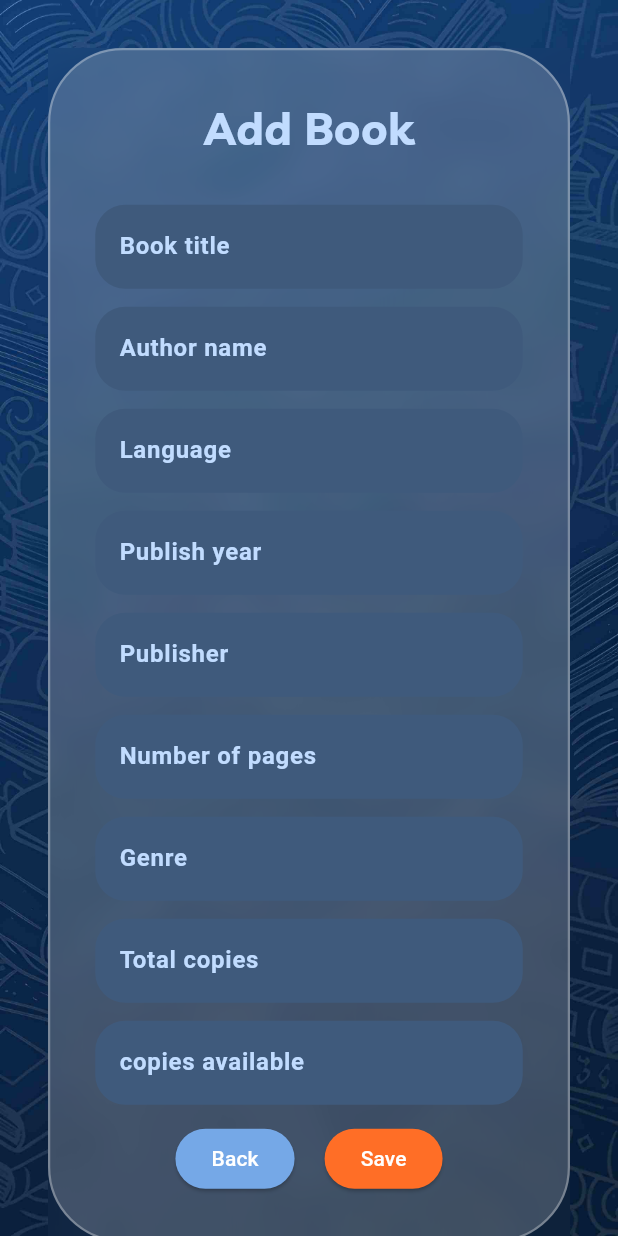
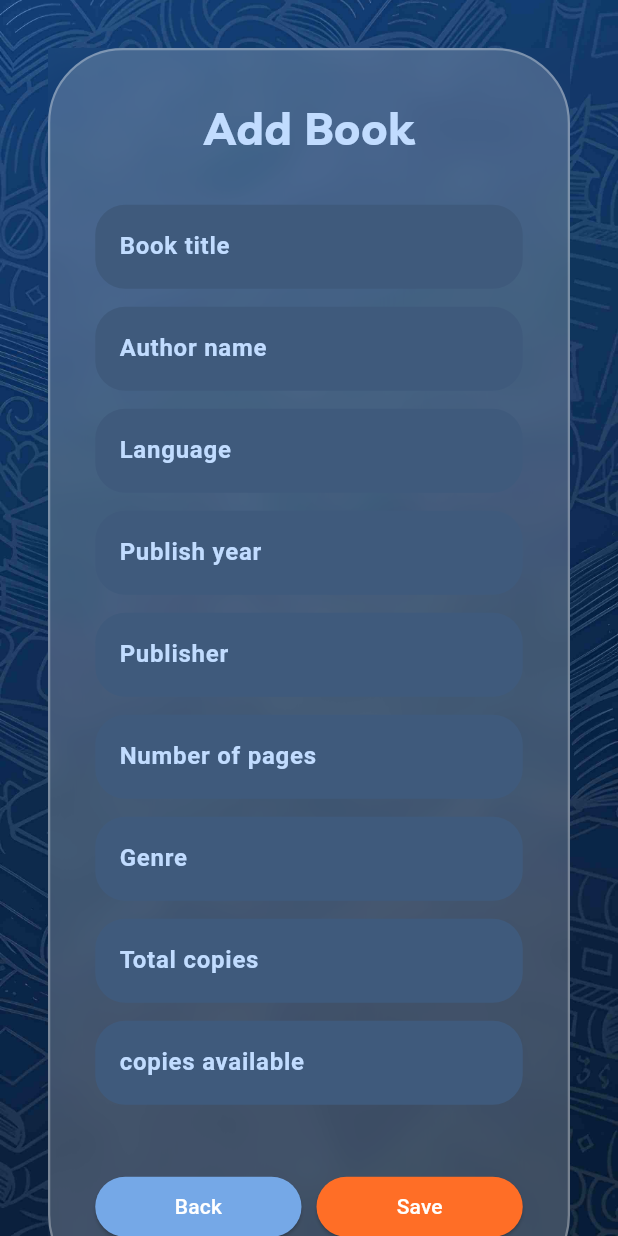
Before and after one commit to Bharath-OS/Libry, a Flutter app: the BooksScreen widget shown alone on an empty page, opened directly, after a tap on the "add" icon, on a phone screen of 412 x 824 dp. Run offline on Flutter 3.47's test engine with Material 3 defaults, Android fonts, the phone set to English and light mode, and no system bars; our stand-ins replace flutter_svg, hive, hive_flutter, image_picker, page_transition, sqflite and 1 more; accounts and stored records are empty; project files that could hold a hidden picture were left out.

Commit message:
added labels for add book and add members fields and completed the implementation of members db

```diff
--- a/lib/screens/books_screen.dart
+++ b/lib/screens/books_screen.dart
@@ -5,6 +5,7 @@ import 'package:provider/provider.dart';
 import '../provider/book_provider.dart';
 import '../widgets/list.dart';
 import '../widgets/cards.dart';
+import 'books_screens/add_book_screen.dart';
 import 'books_screens/books_details.dart';
 import 'package:libry/models/books_model.dart';
 
@@ -28,6 +29,9 @@ class BooksScreen extends StatelessWidget {
           context,
           MaterialPageRoute(builder: (context)=>BookDetailScreen(bookId: book.id!))
       ),
+      fabMethod: () {
+        Navigator.push(context, transition(child: AddBookScreen()));
+      }
     );
   }
 }
--- a/lib/screens/books_screens/add_book_screen.dart
+++ b/lib/screens/books_screens/add_book_screen.dart
@@ -88,68 +88,69 @@ class _AddBookScreenState extends State<AddBookScreen> {
             TextFormField(
               style: textStyle,
               controller: controllers[0],
-              decoration: InputDecoration(hintText: "Book title"),
+              decoration: InputDecoration(labelText: "Book title"),
               validator: (value) => Validator.emptyValidator(value),
             ),
             TextFormField(
               style: textStyle,
               controller: controllers[1],
-              decoration: InputDecoration(hintText: "Author name"),
+              decoration: InputDecoration(labelText: "Author name"),
               validator: (value) => Validator.emptyValidator(value),
             ),
             TextFormField(
               style: textStyle,
               controller: controllers[2],
-              decoration: InputDecoration(hintText: "Language"),
+              decoration: InputDecoration(labelText: "Language"),
               validator: (value) => Validator.emptyValidator(value),
             ),
             TextFormField(
               style: textStyle,
               controller: controllers[3],
-              decoration: InputDecoration(hintText: "Publish year"),
+              decoration: InputDecoration(labelText: "Publish year"),
               validator: (value) => Validator.emptyValidator(value),
             ),
             TextFormField(
               style: textStyle,
               controller: controllers[4],
-              decoration: InputDecoration(hintText: "Publisher"),
+              decoration: InputDecoration(labelText: "Publisher"),
               validator: (value) => Validator.emptyValidator(value),
             ),
             TextFormField(
               style: textStyle,
               controller: controllers[5],
-              decoration: InputDecoration(hintText: "Number of pages"),
+              decoration: InputDecoration(labelText: "Number of pages"),
               validator: (value) => Validator.emptyValidator(value),
             ),
             TextFormField(
               style: textStyle,
               controller: controllers[6],
-              decoration: InputDecoration(hintText: "Genre"),
+              decoration: InputDecoration(labelText: "Genre"),
               validator: (value) => Validator.emptyValidator(value),
             ),
             TextFormField(
               style: textStyle,
               controller: controllers[7],
-              decoration: InputDecoration(hintText: "Total copies"),
+              decoration: InputDecoration(labelText: "Total copies"),
               validator: (value) => Validator.emptyValidator(value),
             ),
             TextFormField(
               style: textStyle,
               controller: controllers[8],
-              decoration: InputDecoration(hintText: "copies available"),
+              decoration: InputDecoration(labelText: "copies available"),
               validator: (value) => Validator.emptyValidator(value),
             ),
             // TextFormField(
             //   style: textStyle,
             //   controller: null,
-            //   decoration: InputDecoration(hintText: "Select cover picture",suffixIcon: IconButton(onPressed: ()=>ImageSelection.pickImage(), icon: Icon(Icons.file_copy_outlined))),
+            //   decoration: InputDecoration(labelText: "Select cover picture",suffixIcon: IconButton(onPressed: ()=>ImageSelection.pickImage(), icon: Icon(Icons.file_copy_outlined))),
             // ),
-
+            SizedBox(height: 20),
             Row(
               mainAxisAlignment: MainAxisAlignment.center,
-              spacing: 20,
+              spacing: 10,
               children: [
-                ElevatedButton(
+                Expanded(
+                  child: ElevatedButton(
                     style: ElevatedButton.styleFrom(
                       backgroundColor: MyColors.secondaryButtonColor,
                       foregroundColor: MyColors.whiteBG,
@@ -157,13 +158,16 @@ class _AddBookScreenState extends State<AddBookScreen> {
                     onPressed: back,
                     child: Text("Back"),
                   ),
-                ElevatedButton(
+                ),
+                Expanded(
+                  child: ElevatedButton(
                     style: ElevatedButton.styleFrom(
                       backgroundColor: MyColors.primaryButtonColor,
                       foregroundColor: MyColors.whiteBG,
                     ),
                     onPressed: () => add(context),
                     child: Text("Save"),
+                  ),
                 ),
               ],
             ),
--- a/lib/screens/members.dart
+++ b/lib/screens/members.dart
@@ -1,4 +1,6 @@
 import 'package:libry/provider/members_provider.dart';
+import 'package:libry/screens/members_screens/add_members.dart';
+import 'package:libry/utilities/helpers.dart';
 import 'package:provider/provider.dart';
 
 import '../models/members_model.dart';
@@ -27,6 +29,7 @@ class MembersScreen extends StatelessWidget {
           builder: (_) => MemberDetailsScreen(memberDetails: member),
         ),
       ),
+      fabMethod: (){Navigator.push(context, transition(child: AddMembersScreen()));},
     );
   }
 }
--- a/lib/screens/members_screens/add_members.dart
+++ b/lib/screens/members_screens/add_members.dart
@@ -1,4 +1,6 @@
 import 'package:flutter/material.dart';
+import 'package:libry/Themes/styles.dart';
+import '../../constants/app_colors.dart';
 import '../../widgets/forms.dart';
 import '../../widgets/layout_widgets.dart';
 import '../../provider/members_provider.dart'; // You'll need this
@@ -71,10 +73,12 @@ class _AddMembersScreenState extends State<AddMembersScreen> {
     return Form(
       key: _formKey,
       child: Column(
+        spacing: 20,
         children: [
           TextFormField(
             controller: controllers[0],
-            decoration: InputDecoration(labelText: 'Full Name'),
+            style: TextFieldStyle.inputTextStyle,
+            decoration: InputDecoration(labelText: 'Full Name', labelStyle: TextFieldStyle.inputTextStyle),
             validator: (value) {
               if (value == null || value.isEmpty) {
                 return 'Please enter name';
@@ -84,16 +88,19 @@ class _AddMembersScreenState extends State<AddMembersScreen> {
           ),
           TextFormField(
             controller: controllers[1],
+            style: TextFieldStyle.inputTextStyle,
             decoration: InputDecoration(labelText: 'Email'),
             keyboardType: TextInputType.emailAddress,
           ),
           TextFormField(
             controller: controllers[2],
+            style: TextFieldStyle.inputTextStyle,
             decoration: InputDecoration(labelText: 'Phone'),
             keyboardType: TextInputType.phone,
           ),
           TextFormField(
             controller: controllers[3],
+            style: TextFieldStyle.inputTextStyle,
             decoration: InputDecoration(labelText: 'Address'),
             maxLines: 3,
           ),
@@ -102,6 +109,10 @@ class _AddMembersScreenState extends State<AddMembersScreen> {
             children: [
               Expanded(
                 child: ElevatedButton(
+                  style: ElevatedButton.styleFrom(
+                    backgroundColor: MyColors.secondaryButtonColor,
+                    foregroundColor: MyColors.whiteBG,
+                  ),
                   onPressed: () => Navigator.pop(context),
                   child: Text('Cancel'),
                 ),
@@ -109,6 +120,10 @@ class _AddMembersScreenState extends State<AddMembersScreen> {
               SizedBox(width: 10),
               Expanded(
                 child: ElevatedButton(
+                  style: ElevatedButton.styleFrom(
+                    backgroundColor: MyColors.primaryButtonColor,
+                    foregroundColor: MyColors.whiteBG,
+                  ),
                   onPressed: _submitForm,
                   child: Text('Add Member'),
                 ),
--- a/lib/themes/styles.dart
+++ b/lib/themes/styles.dart
@@ -34,6 +34,7 @@ class CustomTheme {
     inputDecorationTheme: InputDecorationTheme(
       filled: true,
       fillColor: fillColor,
+      labelStyle: TextFieldStyle.inputTextStyle,
       hintStyle: TextStyle(
         color: MyColors.bgColor,
         fontSize: 16,
--- a/lib/widgets/list.dart
+++ b/lib/widgets/list.dart
@@ -22,6 +22,7 @@ class ListScreen<T> extends StatelessWidget {
   final List<T> items;
   final Widget Function(T item) tileBuilder;
   final void Function(T item)? onTap;
+  final VoidCallback fabMethod;
 
   const ListScreen({
     super.key,
@@ -31,6 +32,7 @@ class ListScreen<T> extends StatelessWidget {
     required this.searchHint,
     required this.items,
     required this.tileBuilder,
+    required this.fabMethod,
     this.onTap,
   });
 
@@ -51,8 +53,7 @@ class ListScreen<T> extends StatelessWidget {
         ),
       ),
       floatingActionButton: MyButton.fab(
-        method: () =>
-            Navigator.push(context, transition(child: AddBookScreen())),
+        method: fabMethod
       ),
     );
   }
@@ -77,7 +78,7 @@ class ListScreen<T> extends StatelessWidget {
               crossAxisAlignment: CrossAxisAlignment.start,
               children: [
                 Text(
-                  "Total : ${context.watch<BookProvider>().books.length}",
+                  "Total : $totalCount",
                   style: BodyTextStyles.headingSmallStyle(MyColors.whiteBG),
                 ),
                 Text(
```
Lines whose indentation alone changed are shown as unchanged.
